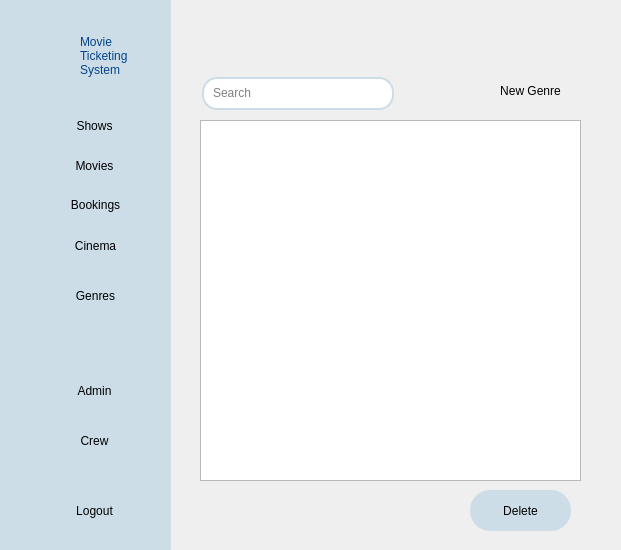
Qt form Ui_Files/genre-list.ui (edejeed/Movie-Ticketing) before a commit.
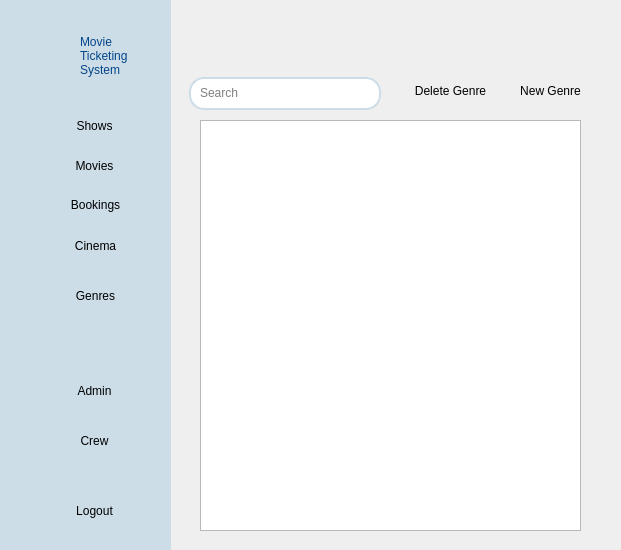
The same form after that commit. Icons and pictures are not drawn.

Diff of the .ui file:
```diff
--- a/Ui_Files/genre-list.ui
+++ b/Ui_Files/genre-list.ui
@@ -20,45 +20,17 @@
       <x>200</x>
       <y>120</y>
       <width>381</width>
-      <height>361</height>
+      <height>411</height>
      </rect>
     </property>
     <attribute name="horizontalHeaderStretchLastSection">
      <bool>true</bool>
     </attribute>
    </widget>
-   <widget class="QPushButton" name="deleteButton">
-    <property name="geometry">
-     <rect>
-      <x>470</x>
-      <y>490</y>
-      <width>101</width>
-      <height>41</height>
-     </rect>
-    </property>
-    <property name="styleSheet">
-     <string notr="true">#deleteButton{
-background-color: #ccdde8;
-border: 1px white;
-border-radius: 20px;
-}
-#deleteButton:hover{
-color:rgb(73, 147, 221);
-background-color: rgb(13, 27, 38);
-border: 1px black;
-border-radius: 20px;
-}
-
-</string>
-    </property>
-    <property name="text">
-     <string>Delete</string>
-    </property>
-   </widget>
    <widget class="QPushButton" name="searchButton">
     <property name="geometry">
      <rect>
-      <x>363</x>
+      <x>350</x>
       <y>82</y>
       <width>25</width>
       <height>23</height>
@@ -88,7 +60,7 @@
    <widget class="QLineEdit" name="lineEdit">
     <property name="geometry">
      <rect>
-      <x>211</x>
+      <x>198</x>
       <y>83</y>
       <width>141</width>
       <height>20</height>
@@ -459,7 +431,7 @@
    <widget class="QWidget" name="rect" native="true">
     <property name="geometry">
      <rect>
-      <x>202</x>
+      <x>189</x>
       <y>77</y>
       <width>192</width>
       <height>33</height>
@@ -476,7 +448,7 @@
    <widget class="QPushButton" name="addGenre">
     <property name="geometry">
      <rect>
-      <x>480</x>
+      <x>500</x>
       <y>70</y>
       <width>101</width>
       <height>41</height>
@@ -512,6 +484,45 @@
      <bool>true</bool>
     </property>
    </widget>
+   <widget class="QPushButton" name="delGenre">
+    <property name="geometry">
+     <rect>
+      <x>400</x>
+      <y>70</y>
+      <width>101</width>
+      <height>41</height>
+     </rect>
+    </property>
+    <property name="cursor">
+     <cursorShape>PointingHandCursor</cursorShape>
+    </property>
+    <property name="styleSheet">
+     <string notr="true">#addTicket{
+border: 1px white;
+border-radius: 10px;
+}
+
+#addTicket:hover{
+background-color: rgb(236, 236, 236);
+}</string>
+    </property>
+    <property name="text">
+     <string>Delete Genre</string>
+    </property>
+    <property name="icon">
+     <iconset>
+      <normaloff>../img/deleteTicket.png</normaloff>../img/deleteTicket.png</iconset>
+    </property>
+    <property name="iconSize">
+     <size>
+      <width>30</width>
+      <height>30</height>
+     </size>
+    </property>
+    <property name="flat">
+     <bool>true</bool>
+    </property>
+   </widget>
    <zorder>rect</zorder>
    <zorder>genreList</zorder>
    <zorder>deleteButton</zorder>
```
Left out of the diff: 2 changed lines with no effect on the pictures.
